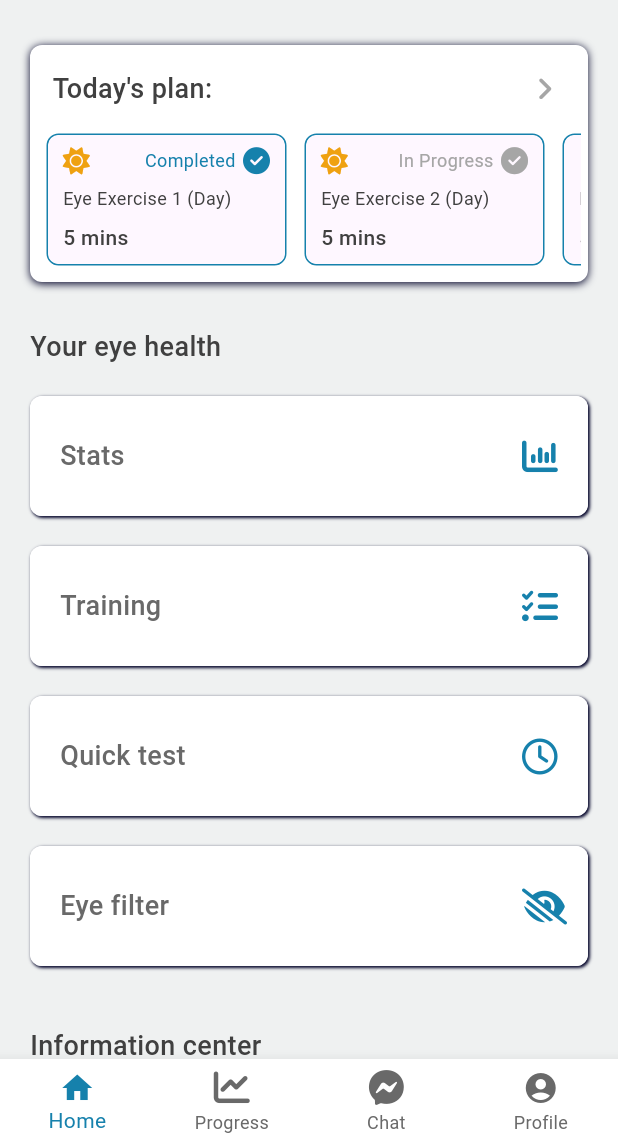
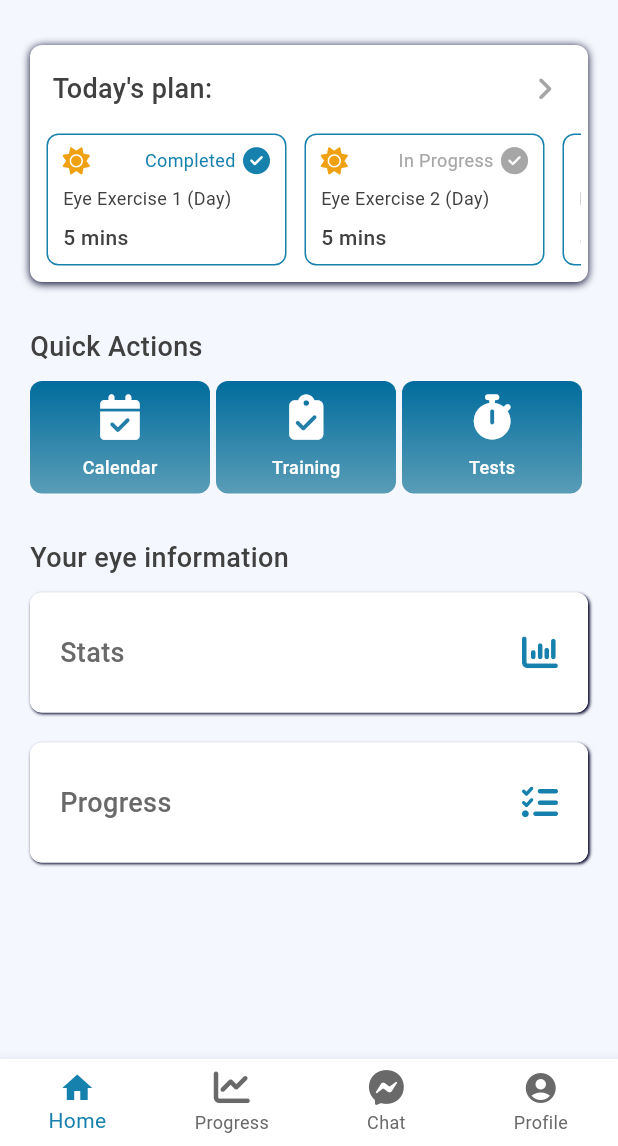
Before and after one commit to Jarwesbub/healthcare_superplatform, a Flutter app: the EyesightPageManager screen opened directly, on a phone screen of 412 x 824 dp, the part 90-1236 px from its top. Run offline on Flutter 3.47's test engine with Material 3 defaults, Android fonts, the phone set to English and light mode, and no system bars; our stand-ins replace bubble, fl_chart, flutter_local_notifications, flutter_svg, font_awesome_flutter, permission_handler and 1 more; missing offline and left inert: dialogflow_flutter_plus; accounts and stored records are empty.

Commit message:
Added quick action buttons, home page fixes

```diff
--- a/lib/demos/eyesight_stats/models/eyesight_colors.dart
+++ b/lib/demos/eyesight_stats/models/eyesight_colors.dart
@@ -2,7 +2,7 @@ import 'package:flutter/material.dart';
 
 class EyesightColors {
   final Color onSurface = Color(0xFF404040);
-  final Color surface = const Color(0xFFEFF1F1);
+  final Color surface = const Color(0xFFF4F7FD);
   final Color customPrimary = const Color(0xFF1681AC);
   final Color customSecondary = const Color(0xFF696969);
   final Color primary = const Color(0xFF1681AC);
--- a/lib/demos/eyesight_stats/models/eyesight_text_style.dart
+++ b/lib/demos/eyesight_stats/models/eyesight_text_style.dart
@@ -12,6 +12,11 @@ class EyesightTextStyle {
     fontSize: 18,
     fontWeight: FontWeight.w500,
   );
+  final headerNegative = TextStyle(
+    color: EyesightColors().plain,
+    fontSize: 18,
+    fontWeight: FontWeight.w500,
+  );
   final label = TextStyle(
     color: EyesightColors().customSecondary,
     fontSize: 18,
@@ -19,6 +24,11 @@ class EyesightTextStyle {
   );
 
   final miniHeader = TextStyle(color: EyesightColors().onSurface, fontSize: 12);
+  final miniHeaderNegative = TextStyle(
+    color: EyesightColors().plain,
+    fontSize: 12,
+    fontWeight: FontWeight.w500,
+  );
   final miniLabelMain = TextStyle(
     color: EyesightColors().onSurface,
     fontSize: 14,
--- a/lib/demos/eyesight_stats/pages/eyesight_home_page.dart
+++ b/lib/demos/eyesight_stats/pages/eyesight_home_page.dart
@@ -5,7 +5,7 @@ import 'package:healthcare_superplatform/demos/eyesight_stats/models/eyesight_co
 import 'package:healthcare_superplatform/demos/eyesight_stats/models/eyesight_text_style.dart';
 import 'package:healthcare_superplatform/demos/eyesight_stats/pages/eye_exercise_page.dart';
 import 'package:healthcare_superplatform/demos/eyesight_stats/pages/eyesight_stats_page.dart';
-import 'package:healthcare_superplatform/demos/eyesight_stats/pages/vision_test_chart_page.dart';
+import 'package:healthcare_superplatform/demos/eyesight_stats/widgets/eyesight_icon_box_button_widget.dart';
 import 'package:healthcare_superplatform/demos/eyesight_stats/widgets/eyesight_mini_button_widget.dart';
 import 'package:healthcare_superplatform/demos/eyesight_stats/widgets/eyesight_page_button_widget.dart';
 
@@ -41,6 +41,21 @@ class _HomePageState extends State<EyesightHomePage> {
     ),
   ];
 
+  final List<EyesightIconBoxButtonWidget> quickActionButtons = [
+    EyesightIconBoxButtonWidget(
+      text: 'Calendar',
+      icon: FontAwesomeIcons.solidCalendarCheck,
+    ),
+    EyesightIconBoxButtonWidget(
+      text: 'Training',
+      icon: FontAwesomeIcons.clipboardCheck,
+    ),
+    EyesightIconBoxButtonWidget(
+      text: 'Tests',
+      icon: FontAwesomeIcons.stopwatch,
+    ),
+  ];
+
   @override
   Widget build(BuildContext context) {
     return Center(
@@ -50,7 +65,14 @@ class _HomePageState extends State<EyesightHomePage> {
         ),
         child: ListView(
           padding: const EdgeInsets.symmetric(horizontal: 20, vertical: 30),
-          children: [todaysPlanView(), mainPagesView(), infoPagesView()],
+          children: [
+            todaysPlanView(),
+            const SizedBox(height: 30),
+            quickActionsView(),
+            const SizedBox(height: 30),
+            statsAndProgressView(),
+            const SizedBox(height: 10),
+          ],
         ),
       ),
     );
@@ -111,36 +133,50 @@ class _HomePageState extends State<EyesightHomePage> {
     );
   }
 
-  Widget mainPagesView() {
+  Widget quickActionsView() {
+    return Column(
+      mainAxisAlignment: MainAxisAlignment.spaceBetween,
+      crossAxisAlignment: CrossAxisAlignment.start,
+      children: [
+        Padding(
+          padding: const EdgeInsets.only(bottom: 10),
+          child: Text('Quick Actions', style: EyesightTextStyle().header),
+        ),
+        ConstrainedBox(
+          constraints: const BoxConstraints(
+            maxWidth: double.maxFinite,
+            maxHeight: 100,
+          ),
+          child: Row(
+            mainAxisAlignment: MainAxisAlignment.center,
+            children: List.generate(quickActionButtons.length, (index) {
+              return Expanded(
+                child: Row(children: [quickActionButtons[index], Spacer()]),
+              );
+            }),
+          ),
+        ),
+      ],
+    );
+  }
+
+  Widget statsAndProgressView() {
     return Builder(
       builder: (context) {
         return Column(
           mainAxisAlignment: MainAxisAlignment.spaceBetween,
           crossAxisAlignment: CrossAxisAlignment.start,
           children: [
-            Container(
-              padding: const EdgeInsets.only(top: 30, bottom: 10),
-              child: Text('Your eye health', style: EyesightTextStyle().header),
-            ),
+            Text('Your eye information', style: EyesightTextStyle().header),
             EyesightPageButtonWidget(
               text: 'Stats',
               icon: FontAwesomeIcons.chartColumn,
               page: EyesightStatsPage(),
             ),
             EyesightPageButtonWidget(
-              text: 'Training',
+              text: 'Progress',
               icon: FontAwesomeIcons.listCheck,
               page: EyeExercisePage(),
-            ),
-            EyesightPageButtonWidget(
-              text: 'Quick test',
-              icon: FontAwesomeIcons.clock,
-              page: const VisionTestChartPage(),
-            ),
-            EyesightPageButtonWidget(
-              text: 'Eye filter',
-              icon: FontAwesomeIcons.eyeLowVision,
-              page: null,
             ),
           ],
         );
@@ -148,33 +184,3 @@ class _HomePageState extends State<EyesightHomePage> {
     );
   }
 }
-
-Widget infoPagesView() {
-  return Builder(
-    builder: (context) {
-      return Column(
-        mainAxisAlignment: MainAxisAlignment.spaceBetween,
-        crossAxisAlignment: CrossAxisAlignment.start,
-        children: [
-          Padding(
-            padding: const EdgeInsets.only(top: 30, bottom: 10),
-            child: Text(
-              'Information center',
-              style: EyesightTextStyle().header,
-            ),
-          ),
-          EyesightPageButtonWidget(
-            text: 'Contact your eye doctor',
-            icon: FontAwesomeIcons.stethoscope,
-            page: null,
-          ),
-          EyesightPageButtonWidget(
-            text: 'Compare your stats',
-            icon: FontAwesomeIcons.leftRight,
-            page: null,
-          ),
-        ],
-      );
-    },
-  );
-}
--- /dev/null
+++ b/lib/demos/eyesight_stats/widgets/eyesight_icon_box_button_widget.dart
@@ -0,0 +1,47 @@
+import 'package:flutter/material.dart';
+import 'package:healthcare_superplatform/demos/eyesight_stats/models/eyesight_colors.dart';
+import 'package:healthcare_superplatform/demos/eyesight_stats/models/eyesight_text_style.dart';
+
+class EyesightIconBoxButtonWidget extends StatelessWidget {
+  const EyesightIconBoxButtonWidget({
+    super.key,
+    required this.text,
+    required this.icon,
+    this.onTap,
+  });
+  final String text;
+  final IconData icon;
+  final VoidCallback? onTap;
+
+  @override
+  Widget build(BuildContext context) {
+    return Container(
+      height: 75,
+      width: 120,
+      decoration: BoxDecoration(
+        borderRadius: BorderRadius.circular(8),
+        gradient: LinearGradient(
+          begin: Alignment.topCenter,
+          end: Alignment.bottomCenter,
+          colors: EyesightColors().blueGradient,
+        ),
+      ),
+      child: Material(
+        color: Colors.transparent,
+        child: InkWell(
+          onTap: () {
+            debugPrint('Tapped $text button');
+            onTap;
+          },
+          child: Column(
+            mainAxisAlignment: MainAxisAlignment.spaceEvenly,
+            children: [
+              Icon(icon, color: EyesightColors().plain, size: 30),
+              Text(text, style: EyesightTextStyle().miniHeaderNegative),
+            ],
+          ),
+        ),
+      ),
+    );
+  }
+}
--- a/lib/demos/eyesight_stats/widgets/eyesight_mini_button_widget.dart
+++ b/lib/demos/eyesight_stats/widgets/eyesight_mini_button_widget.dart
@@ -32,7 +32,7 @@ class EyesightMiniButtonWidget extends StatelessWidget {
         borderRadius: BorderRadius.circular(8),
       ),
       child: Material(
-        borderRadius: BorderRadius.circular(8),
+        color: Colors.transparent,
         child: InkWell(
           onTap: () {
             if (page == null) {
```
